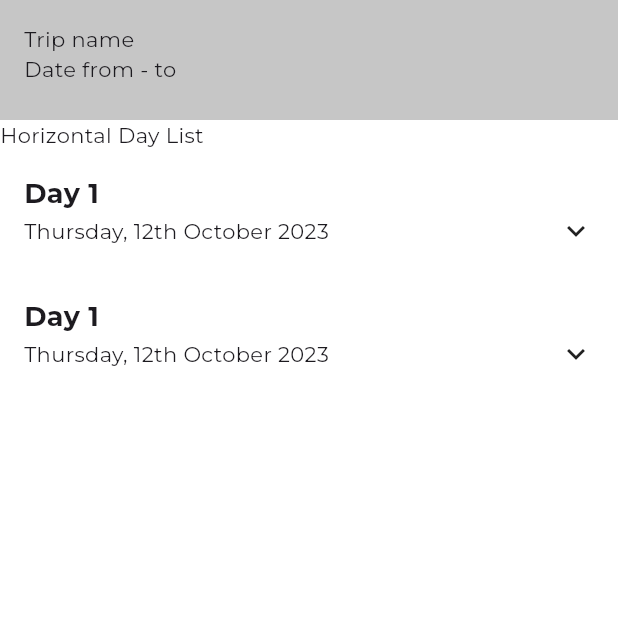
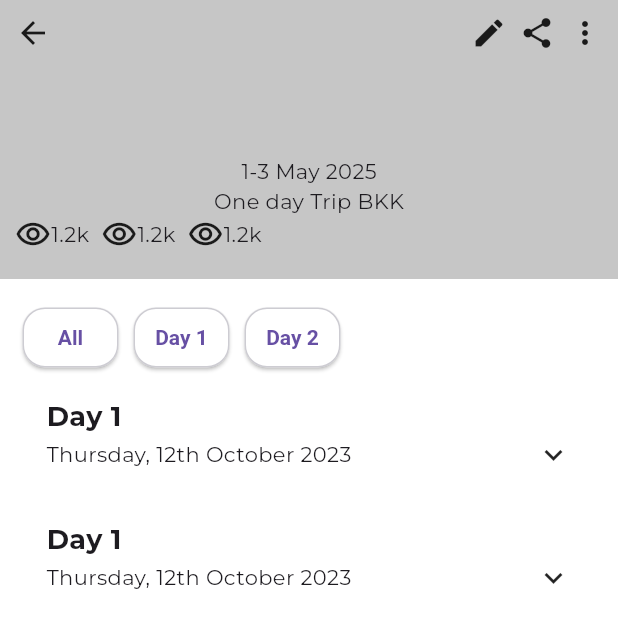
Before and after one commit to Thun-2004/triptery, a Flutter app: the screen it shows after launch, on a phone screen of 412 x 824 dp. Shown: the top 628 px of the screen. Run offline on Flutter 3.47's test engine with Material 3 defaults, Android fonts, the phone set to English and light mode, and no system bars; our stand-ins replace flutter_dotenv, flutter_social_button, flutter_svg, get, google_fonts, google_sign_in and 3 more; missing offline and left inert: dart:ffi; accounts and stored records are empty; generated files the repository leaves out were written again.

Commit message:
chore: add switch day mode in trip page

```diff
--- a/lib/presentation/widgets/trip_page/components/day2.dart
+++ /dev/null
@@ -1,514 +0,0 @@
-import 'package:flutter/material.dart';
-import 'package:triptery/presentation/widgets/trip_page/components/place_card.dart';
-import 'package:triptery/presentation/widgets/trip_page/components/route_dropdown.dart';
-import 'package:triptery/data/mock/mock_trips.dart';
-import 'package:triptery/domain/entities/trip/trip.dart';
-
-class Day extends StatefulWidget {
-  const Day({super.key, required this.day});
-  final int day;
-
-  @override
-  State<Day> createState() => _DayState();
-}
-
-class _DayState extends State<Day> {
-  bool _isExpanded = false;
-  int _selectedIndex = 0;
-  List<Trip> trips = mockTrips;
-  List<Map<String, String>> routeChoices = [
-    {
-      // 1- 2
-      //dest : placeId
-      "Dest1": "1",
-      "Dest2": "2",
-      "mode": "Car -> Train -> Bus",
-      "time": "21mins",
-      "price": "100THB",
-    },
-    {
-      //dest : placeId
-      "Dest1": "1",
-      "Dest2": "2",
-      "mode": "Bus -> Train",
-      "time": "16mins",
-      "price": "140THB",
-    },
-    {
-      //dest : placeId
-      "Dest1": "1",
-      "Dest2": "2",
-      "mode": "Train -> Walk",
-      "time": "22mins",
-      "price": "130THB",
-    },
-    //2 -> 1
-    {
-      //dest : placeId
-      "Dest1": "2",
-      "Dest2": "1",
-      "mode": "Bus -> Train",
-      "time": "30mins",
-      "price": "140THB",
-    },
-    {
-      //dest : placeId
-      "Dest1": "2",
-      "Dest2": "1",
-      "mode": "Train -> Walk",
-      "time": "2mins",
-      "price": "130THB",
-    },
-
-    // 2 - 3
-    {
-      //dest : placeId
-      "Dest1": "2",
-      "Dest2": "3",
-      "mode": "Walk -> Train",
-      "time": "40mins",
-      "price": "130THB",
-    },
-    // 3 - 2
-    {
-      //dest : placeId
-      "Dest1": "3",
-      "Dest2": "2",
-      "mode": "Train -> Walk",
-      "time": "2mins",
-      "price": "130THB",
-    },
-    // 3 - 1
-    {
-      //dest : placeId
-      "Dest1": "3",
-      "Dest2": "1",
-      "mode": "Train -> Bus",
-      "time": "25mins",
-      "price": "130THB",
-    },
-  ];
-
-  void _onCardSelected(int index) {
-    setState(() {
-      // If tapping the same card, toggle its selection
-      if (_selectedIndex == index) {
-        _selectedIndex = -1;
-      } else {
-        // Otherwise, select the new card
-        _selectedIndex = index;
-      }
-    });
-
-    if (_selectedIndex != -1 && _selectedIndex < places2.length) {
-      _recalculateRouteMode(_selectedIndex);
-    }
-  }
-
-  void _recalculateRouteMode(int index) {
-    if (index < routes.length) {
-      // Get available route options
-      List<Map<String, String>> options = findRouteOptions(
-        places2[index].placeId!,
-        places2[index + 1].placeId!,
-      );
-
-      // Log available options
-      print('Available route options: $options');
-
-      // Here you would update the route mode based on selection
-      // For example, you might set it to the first available option
-      if (options.isNotEmpty) {
-        setState(() {
-          // Update the route mode in yoxur data model
-          // routes[index].routeMode = options[0]['mode'];
-          print('Selected route mode: ${options[0]['mode']}');
-        });
-      }
-    }
-  }
-
-  // void _handleReorder(int oldIndex, int newIndex) {
-  //   setState(() {
-  //     // Adjust newIndex if needed
-  //     if (oldIndex < newIndex) {
-  //       newIndex -= 1;
-  //     }
-
-  //     // Move the place
-  //     final Trip item = places2.removeAt(oldIndex);
-  //     places2.insert(newIndex, item);
-
-  //     // Reset selection
-  //     _selectedIndex = -1;
-
-  //     // Recalculate all routes that were affected by the reordering
-  //     _recalculateAllRoutes();
-  //   });
-  // }
-  void _handleReorder(int oldIndex, int newIndex) {
-    setState(() {
-      // Adjust newIndex if needed
-      if (oldIndex < newIndex) {
-        newIndex -= 1;
-      }
-
-      // Get filtered list of places for this day
-      List<Trip> dayPlaces =
-          trips
-              .where(
-                (trip) => trip.type == TripType.dest && trip.day == widget.day,
-              )
-              .toList();
-
-      if (oldIndex < dayPlaces.length && newIndex < dayPlaces.length) {
-        // Find the actual indices in the original trips list
-        Trip movedItem = dayPlaces[oldIndex];
-        int originalIndex = trips.indexOf(movedItem);
-
-        // Remove from original position
-        trips.removeAt(originalIndex);
-
-        // Find new position in original list
-        Trip targetItem =
-            newIndex < dayPlaces.length ? dayPlaces[newIndex] : dayPlaces.last;
-        int targetIndex = trips.indexOf(targetItem);
-
-        // Insert at new position
-        trips.insert(targetIndex, movedItem);
-
-        // Reset selection
-        _selectedIndex = -1;
-
-        // Recalculate routes
-        _recalculateAllRoutes();
-      }
-    });
-  }
-
-  void _recalculateAllRoutes() {
-    print('Recalculating all routes after reordering');
-
-    // Loop through all places except the last one
-    for (int i = 0; i < places2.length - 1; i++) {
-      // Find route options between current place and next place
-      List<Map<String, String>> options = findRouteOptions(
-        places2[i].placeId!,
-        places2[i + 1].placeId!,
-      );
-
-      print(
-        'Route options between ${places2[i].placeName} and ${places2[i + 1].placeName}: $options',
-      );
-
-      // Update route if options exist
-      if (options.isNotEmpty && i < routes.length) {
-        // Here you would update your data model
-        // For now, we'll just print the selected route
-        print('Selected route: ${options[0]['mode']}');
-      }
-    }
-  }
-
-  List<Map<String, String>> findRoute(String placeId1, String placeId2) {
-    return routeChoices
-        .where(
-          (route) =>
-              (route["Dest1"] == placeId1 && route["Dest2"] == placeId2) ||
-              (route["Dest1"] == placeId2 && route["Dest2"] == placeId1),
-        )
-        .toList();
-  }
-
-  final List<Map<String, String>> places = [
-    {"name": "Place 1", "description": "Description 1", "image": ""},
-    {"name": "Place 2", "description": "Description 2", "image": ""},
-  ];
-
-  // List<Trip> get places2 {
-  //   return trips.where((trip) => trip.type == TripType.dest).toList();
-  // }
-
-  final List<Trip> places2  = [
-  Trip(
-    id: "1",
-    planId: "1",
-    day: 1,
-    type: TripType.dest,
-    placeId: "1",
-    placeName: "Pattaya walking street",
-    placeDescription: "a vibrant entertainment area in Pattaya that has gained notoriety for its go-go bars and adult shows, as well as karaoke bars and nightclubs",
-    placeImageUrl: "https://i.pinimg.com/736x/0b/8b/44/0b8b44749794c89156391daf1e607f95.jpg",
-    arrivalTime: "10:00 AM",
-    routeMode: null,
-    routeTotalTime: null,
-    routeTotalCost: null,
-    routeTotalDistance: null,
-    routeDistance: null,
-    routeNote: null,
-    note: "Teemy's fav",
-  ),
-  Trip(
-    id: "1",
-    planId: "1",
-    day: 1,
-    type: TripType.route,
-    placeId: null,
-    placeName: null,
-    placeDescription: null,
-    placeImageUrl: null,
-    arrivalTime: null,
-    routeMode: RouteMode.car,
-    routeTotalTime: 60,
-    routeTotalCost: 20,
-    routeTotalDistance: 30,
-    routeDistance: "30 km",
-    routeNote: "use highway",
-    note: null,
-  ),
-  Trip(
-    id: "1",
-    planId: "1",
-    day: 1,
-    type: TripType.dest,
-    placeId: "2",
-    placeName: "Jomtien Beach",
-    placeDescription: "a popular tourist destination located in Pattaya, Thailand, known for its long stretch of sand, vibrant atmosphere, and variety of activities.",
-    placeImageUrl: "https://i.pinimg.com/736x/5e/75/2e/5e752e76c0b3846cb24f7c0ebbeaabd4.jpg",
-    arrivalTime: "11:00 AM",
-    routeMode: null,
-    routeTotalTime: null,
-    routeTotalCost: null,
-    routeTotalDistance: null,
-    routeDistance: null,
-    routeNote: null,
-    note: "Teemy's fav",
-  ),
-  Trip(
-    id: "1",
-    planId: "1",
-    day: 1,
-    type: TripType.route,
-    placeId: null,
-    placeName: null,
-    placeDescription: null,
-    placeImageUrl: null,
-    arrivalTime: null,
-    routeMode: RouteMode.publicTransit,
-    routeTotalTime: 30,
-    routeTotalCost: 20,
-    routeTotalDistance: 30,
-    routeDistance: "30 km",
-    routeNote: "train leaves at 11.20AM ",
-    note: "Note for place 1",
-  ),
-  Trip(
-    id: "1",
-    planId: "1",
-    day: 1,
-    type: TripType.dest,
-    placeId: "3",
-    placeName: "Sanctuary of Truth",
-    placeDescription: "an unfinished museum in Pattaya, Thailand designed by Thai businessman Lek Viriyaphan. The museum structure is a hybrid of a temple and a castle that is themed on the Ayutthaya Kingdom and of Buddhist and Hindu beliefs.",
-    placeImageUrl: "https://i.pinimg.com/736x/29/75/4a/29754a69b3706015f0cc4b4815a6a159.jpg",
-    arrivalTime: "12:00 PM",
-    routeMode: null,
-    routeTotalTime: null,
-    routeTotalCost: null,
-    routeTotalDistance: null,
-    routeDistance: null,
-    routeNote: null,
-    note: "Teemy's fav",
-  ),
-  Trip(
-    id: "1",
-    planId: "1",
-    day: 2,
-    type: TripType.dest,
-    placeId: "4",
-    placeName: "Ripley's Believe It or Not! Pattaya ",
-    placeDescription: "Family entertainment venue with haunted houses, a theater with moving seats & an oddities museum.",
-    placeImageUrl: "https://i.pinimg.com/736x/c5/89/3e/c5893eb920affd31a202fdc9f4a100a5.jpg",
-    arrivalTime: "10:00 PM",
-    routeMode: null,
-    routeTotalTime: null,
-    routeTotalCost: null,
-    routeTotalDistance: null,
-    routeDistance: null,
-    routeNote: null,
-    note: "Teemy's fav",
-  )
-];
-
-  void logPlaces() {
-    print('Places: ${places2.map((p) => p.placeName).toList()}');
-  }
-
-  List<Trip> get routes {
-    return trips.where((trip) => trip.type == TripType.route).toList();
-  }
-
-  bool isExpanded = false;
-  isExtended() {
-    setState(() {
-      isExpanded = !isExpanded;
-    });
-  }
-
-  List<Map<String, String>> findRouteOptions(String placeId1, String placeId2) {
-    return routeChoices
-        .where(
-          (route) => (route["Dest1"] == placeId1 && route["Dest2"] == placeId2),
-        )
-        .toList();
-  }
-
-  @override
-  void initState() {
-    super.initState();
-    logPlaces(); // Log places when the widget initializes
-  }
-
-  @override
-  Widget build(BuildContext context) {
-    return Container(
-      // margin: const EdgeInsets.all(16),
-      child: Column(
-        mainAxisSize: MainAxisSize.min,
-        children: [
-          // Header section (always visible)
-          InkWell(
-            onTap: () {
-              setState(() {
-                _isExpanded = !_isExpanded;
-              });
-            },
-            child: Padding(
-              padding: const EdgeInsets.all(16.0),
-              child: Column(
-                crossAxisAlignment: CrossAxisAlignment.start,
-                children: [
-                  const Text(
-                    "Day 1",
-                    style: TextStyle(fontSize: 18, fontWeight: FontWeight.bold),
-                  ),
-                  Row(
-                    children: [
-                      const Text("Thursday, 12th October 2023"),
-                      const Spacer(),
-                      Icon(_isExpanded ? Icons.expand_less : Icons.expand_more),
-                    ],
-                  ),
-                ],
-              ),
-            ),
-          ),
-
-          // Expandable content with scrolling and reordering
-          AnimatedContainer(
-            duration: const Duration(milliseconds: 300),
-            height: _isExpanded ? 600 : 0,
-            child:
-                _isExpanded
-                    ? ReorderableListView.builder(
-                      buildDefaultDragHandles: true,
-                      scrollDirection: Axis.vertical,
-                      // shrinkWrap: true,
-                      padding: const EdgeInsets.symmetric(horizontal: 16),
-                      itemCount: places2.length,
-
-                      onReorder: (int oldIndex, int newIndex) {
-                        setState(() {
-                          if (oldIndex < newIndex) {
-                            newIndex -= 1;
-                          }
-                          final Trip item = places2.removeAt(oldIndex);
-                          places2.insert(newIndex, item);
-                        });
-                      },
-
-                      // onReorder: _handleReorder,
-                      itemBuilder: (context, index) {
-                        return Padding(
-                          key: ValueKey('place-$index'),
-                          padding: const EdgeInsets.only(bottom: 8.0),
-                          child: Row(
-                            children: [
-                              Expanded(
-                                child: Column(
-                                  children: [
-                                    Container(
-                                      margin: EdgeInsets.all(0),
-                                      child: Column(
-                                        children: [
-                                          if (places2[index].day ==
-                                                  widget.day &&
-                                              index <= places2.length - 1)
-                                            GestureDetector(
-                                              onTap:
-                                                  () => _onCardSelected(index),
-                                              child: Container(
-                                                decoration: BoxDecoration(
-                                                  border: Border.all(
-                                                    color:
-                                                        _selectedIndex == index
-                                                            ? Colors.blue
-                                                            : Colors
-                                                                .transparent,
-                                                    width: 2,
-                                                  ),
-                                                  borderRadius:
-                                                      BorderRadius.circular(8),
-                                                ),
-                                                child: PlaceCard(
-                                                  placeId:
-                                                      places2[index].placeId!,
-                                                  placeName:
-                                                      places2[index].placeName!,
-                                                  placeDescription:
-                                                      places2[index]
-                                                          .placeDescription!,
-                                                  placeImage:
-                                                      places2[index]
-                                                          .placeImageUrl!,
-                                                ),
-                                              ),
-                                            ),
-
-                                          if (index == places2.length - 1)
-                                            const SizedBox(height: 10)
-                                          else if (index < places2.length - 1 &&
-                                              index < routes.length &&
-                                              routes[index].day == widget.day)
-                                            RouteDropdown(
-                                              key: ValueKey(
-                                                'route-${_selectedIndex == index ? "selected" : "normal"}-$index',
-                                              ),
-                                              choices: findRouteOptions(
-                                                places2[index].placeId!,
-                                                places2[index + 1].placeId!,
-                                              ),
-                                              pastChoice:
-                                                  _selectedIndex == index
-                                                      ? "Select route mode"
-                                                      : routes[index].routeMode
-                                                          .toString(),
-                                            ),
-                                        ],
-                                      ),
-                                    ),
-                                  ],
-                                ),
-                              ),
-                            ],
-                          ),
-                        );
-                      },
-                    )
-                    : const SizedBox.shrink(),
-          ),
-        ],
-      ),
-    );
-  }
-}
--- a/lib/presentation/widgets/trip_page/components/route_dropdown.dart
+++ b/lib/presentation/widgets/trip_page/components/route_dropdown.dart
@@ -20,12 +20,6 @@ class _RouteDropdownState extends State<RouteDropdown> {
   var selected = 0;
   late String currentChoice;
 
-  // final List<Map<String, String>> routes = [
-  //   {"mode": "Car -> Train -> Bus", "time": "21mins", "price": "100THB"},
-  //   {"mode": "Bus -> Train", "time": "16mins", "price": "140THB"},
-  //   {"mode": "Train -> Walk", "time": "22mins", "price": "130THB"},
-  //   {"mode": "Train -> Walk", "time": "22mins", "price": "130THB"},
-  // ];
   late final List<Map<String, String>> routes;
 
   @override
--- a/lib/presentation/widgets/trip_page/header_section.dart
+++ b/lib/presentation/widgets/trip_page/header_section.dart
@@ -1,5 +1,4 @@
 import 'package:flutter/material.dart';
-
 
 class HeaderSection extends StatefulWidget {
   const HeaderSection({super.key});
@@ -12,22 +11,61 @@ class _HeaderSectionState extends State<HeaderSection> {
   @override
   Widget build(BuildContext context) {
     return Container(
-      padding: const EdgeInsets.all(16),
+      padding: const EdgeInsets.all(10),
       decoration: BoxDecoration(
         color: const Color.fromARGB(255, 198, 198, 198),
-
       ),
       child: Column(
         crossAxisAlignment: CrossAxisAlignment.start,
         children: [
-          Text(
-            'Trip name',
+          Container(
+            child: Column(
+              mainAxisAlignment: MainAxisAlignment.start,
+              children: [
+                Row(
+                  mainAxisAlignment: MainAxisAlignment.spaceBetween,
+                  children: [
+                    Icon(Icons.arrow_back),
+                    Row(
+                      children: [
+                        Icon(Icons.edit),
+                        SizedBox(width: 8),
+                        Icon(Icons.share),
+                        SizedBox(width: 8),
+                        Icon(Icons.more_vert),
+                      ],
+                    ),
+                  ],
+                ),
+                const SizedBox(height: 70),
+                Column(
+                  mainAxisAlignment: MainAxisAlignment.start,
+                  children: [
+                    Text('1-3 May 2025'),
+                    Text('One day Trip BKK'),
+                    Row(
+                      children: [
+                        Icon(Icons.remove_red_eye_outlined),
+                        Text('1.2k'),
+                        const SizedBox(width: 8),
+
+                        Icon(Icons.remove_red_eye_outlined),
+                        Text('1.2k'),
+                        const SizedBox(width: 8),
+
+                        Icon(Icons.remove_red_eye_outlined),
+                        Text('1.2k'),
+                        const SizedBox(width: 8),
+
+                      ],
+                    ),
+                  ],
+                ),
+              ],
+            ),
           ),
-          Text(
-            'Date from - to',
-          ),
+
           const SizedBox(height: 8),
-
         ],
       ),
     );
--- a/lib/presentation/widgets/trip_page/trip_body.dart
+++ b/lib/presentation/widgets/trip_page/trip_body.dart
@@ -1,7 +1,10 @@
 
 import 'package:flutter/material.dart';
+import 'package:flutter/rendering.dart';
+import 'package:triptery/presentation/widgets/trip_page/components/day.dart';
 import 'package:triptery/presentation/widgets/trip_page/components/day_list.dart';
-
+import 'package:triptery/data/mock/mock_trips.dart';
+import 'package:triptery/domain/entities/trip/trip.dart';
 class TripBody extends StatefulWidget {
   const TripBody({super.key});
 
@@ -10,17 +13,54 @@ class TripBody extends StatefulWidget {
 }
 
 class _TripBodyState extends State<TripBody> {
+  int selectedDay = 0;
+  late Widget dayMode;
+  List<Trip> trips = mockTrips;
+  List<int> get days {
+    return trips
+        .where((trip) => trip.day > 0)
+        .map((trip) => trip.day)
+        .toSet()
+        .toList();
+  }
+
+  void _selectDay(int day){
+    setState((){
+      if (day == 0){
+        dayMode = DayList();
+      }else{
+        dayMode = Day(day: day);
+      }
+    });
+  }
+
+  @override
+  void initState(){
+    super.initState();
+    dayMode = DayList();
+  }
+
   @override
   Widget build(BuildContext context) {
     return Container(
-      // padding: const EdgeInsets.all(16),
+      padding: const EdgeInsets.all(15),
       child: Column(
         crossAxisAlignment: CrossAxisAlignment.start,
         children: [
-          Text(
-            'Horizontal Day List',
+          Row(
+            children: [
+              DayButton(text: 'All' , onPressed: () => _selectDay(0)),
+              const SizedBox(width: 10),
+              for(int i = 0; i < days.length; i++) ...[
+                DayButton(
+                  text: 'Day ${days[i]}',
+                  onPressed: () => _selectDay(days[i])
+                ),
+                if(i < days.length - 1) const SizedBox(width: 10)
+              ]
+            ],
           ),
-          DayList(),
+          dayMode,
           const SizedBox(height: 16),
           // Add your trip details here
 
@@ -29,3 +69,40 @@ class _TripBodyState extends State<TripBody> {
     );
   }
 }
+
+class DayButton extends StatelessWidget{
+  DayButton({
+    super.key,
+    required this.text,
+    required this.onPressed,
+    this.isSelected = false,
+  });
+
+  final String text;
+  final VoidCallback onPressed;
+  bool isSelected;
+
+
+  @override
+  Widget build(BuildContext context){
+    return ElevatedButton(
+      onPressed: onPressed,
+      style: ElevatedButton.styleFrom(
+        backgroundColor: isSelected ? Color(0xFFFE8257) : Colors.white,
+        // foregroundColor: isSelected ? Colors.white : Colors.black,
+        shape: RoundedRectangleBorder(
+          borderRadius: BorderRadius.circular(15),
+          side: BorderSide(color: Color(0xFFCDCCD2), width: 1)
+        ),
+        padding: const EdgeInsets.symmetric(vertical: 10, horizontal: 10),
+      ),
+      child: Text(
+        text,
+        style: TextStyle(
+          fontSize: 14,
+          fontWeight: FontWeight.bold,
+        ),
+      ),
+    );
+  }
+}
```
